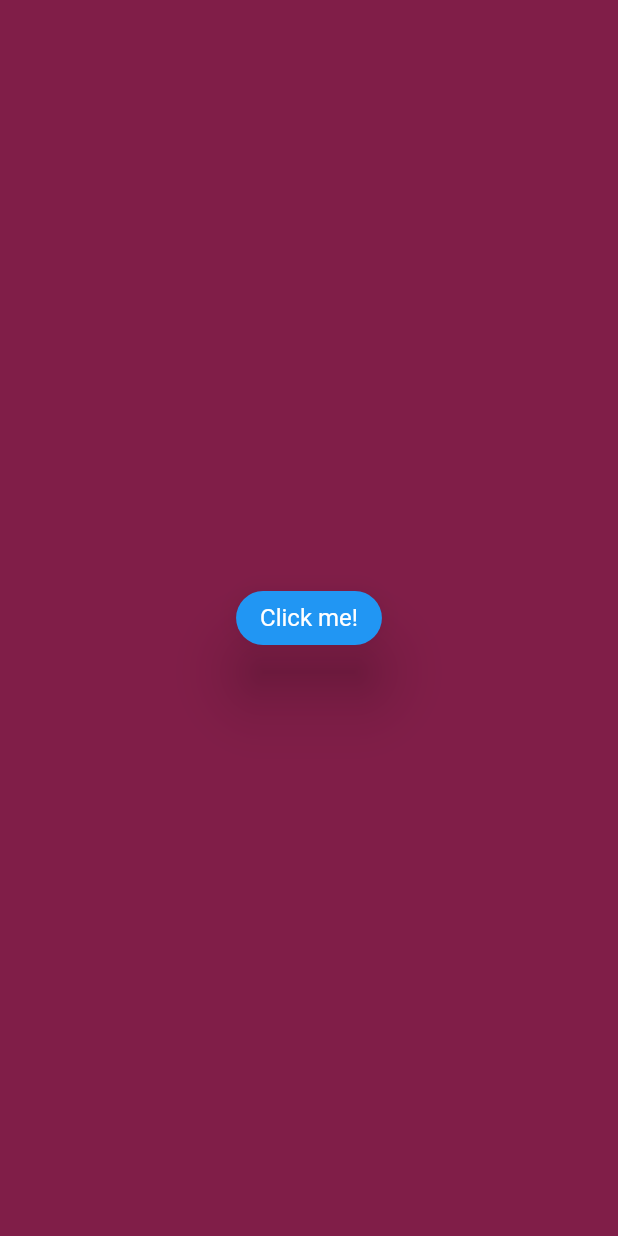
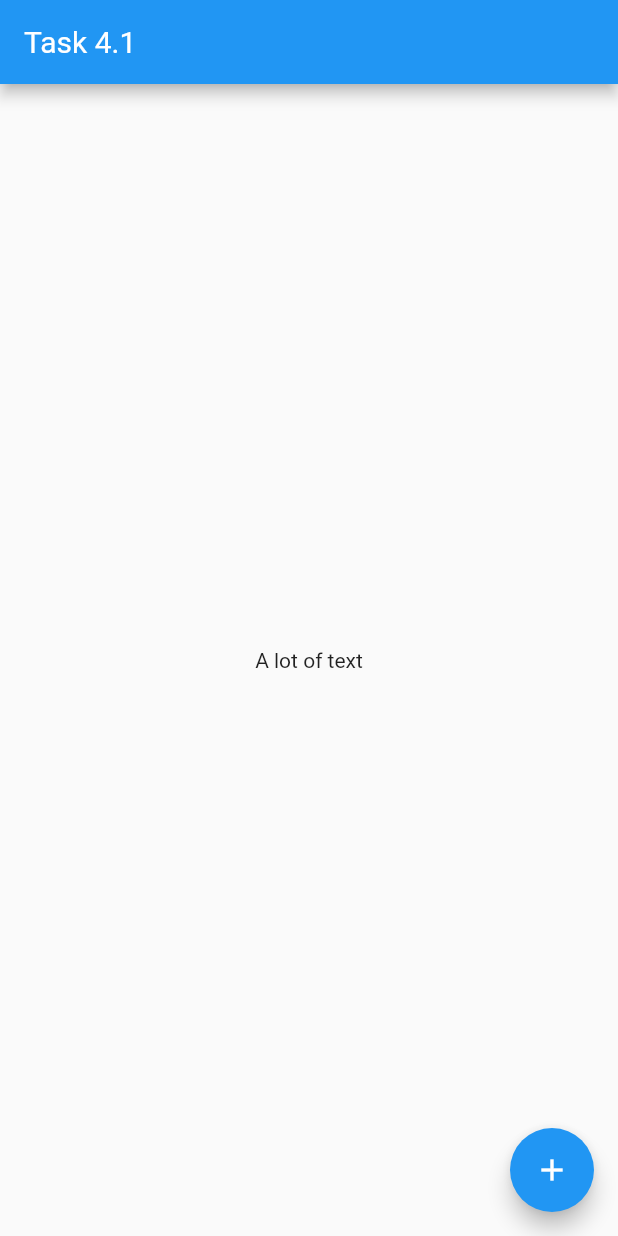
Before and after one commit to alexbozhko-flutter/surf-flutter-course-bozhko, a Flutter app: the screen it shows after launch, on a phone screen of 412 x 824 dp. Run offline on Flutter 3.47's test engine with Material 2 defaults, Android fonts, the phone set to English and light mode, and no system bars.

Commit message:
Задание 4.1

```diff
--- a/lib/main.dart
+++ b/lib/main.dart
@@ -1,4 +1,6 @@
 import 'package:flutter/material.dart';
+
+import 'ui/screen/sight_list_sreen.dart';
 
 // int counter = 0;
 void main() {
@@ -20,7 +22,8 @@ class App extends StatelessWidget {
       title: 'My Title Flutter Demo', //
 
       // home: MyFirstWidget(),
-      home: MySecondWidget(),
+      // home: MySecondWidget(),
+      home: SightListScreen(),
     );
   }
 }
--- /dev/null
+++ b/lib/ui/screen/sight_list_sreen.dart
@@ -0,0 +1,27 @@
+import 'package:flutter/material.dart';
+
+class SightListScreen extends StatefulWidget {
+  @override
+  _SightListScreenState createState() => _SightListScreenState();
+}
+
+class _SightListScreenState extends State<SightListScreen> {
+  @override
+  Widget build(BuildContext context) {
+    return Scaffold(
+      appBar: AppBar(
+        title: Text('Task 4.1'),
+      ),
+      body: Center(
+        child: Text(
+          'A lot of text',
+        ),
+      ),
+      floatingActionButton: FloatingActionButton(
+        onPressed: () => print('The button was pressed'),
+        tooltip: 'Increment',
+        child: Icon(Icons.add),
+      ), // This trailing comma makes auto-formatting nicer for build methods.
+    );
+  }
+}
```
